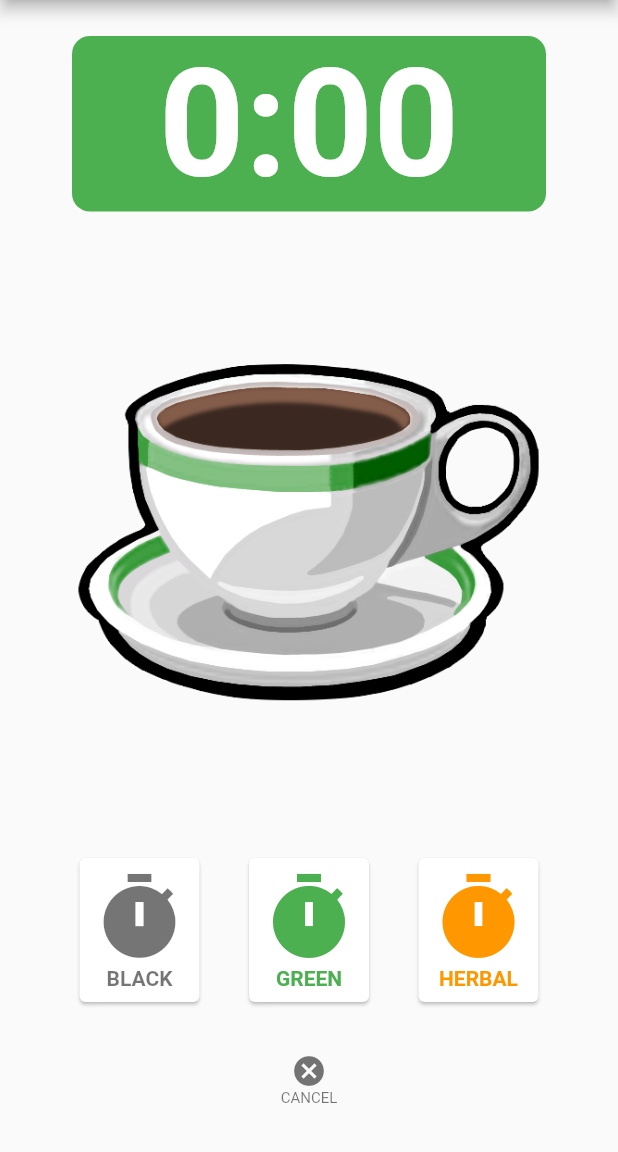
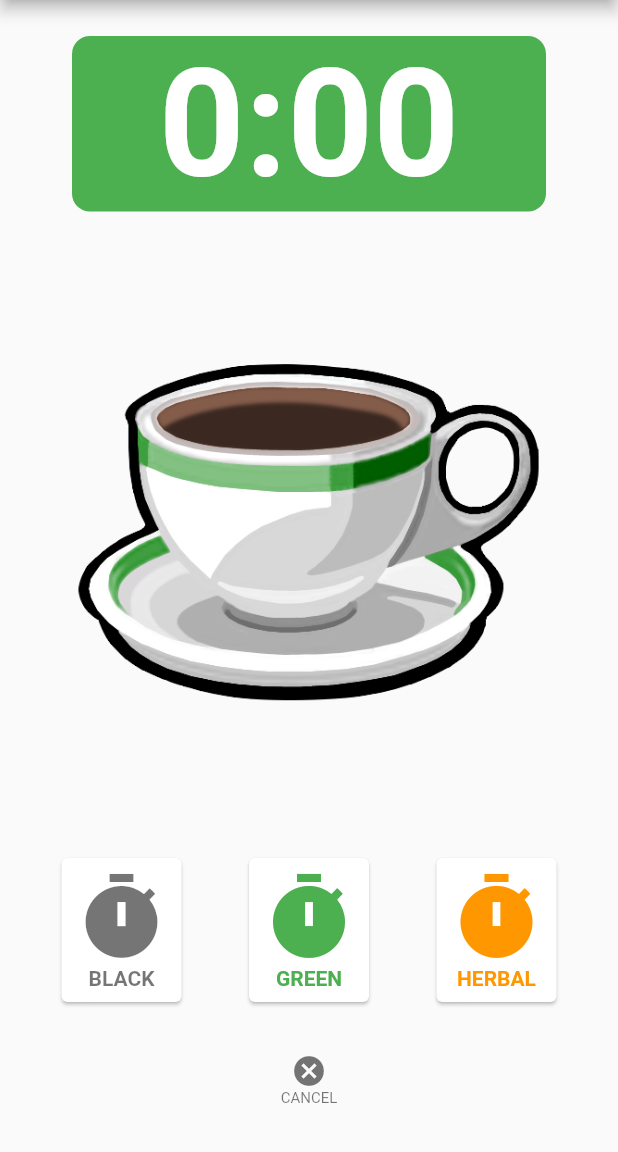
Before and after one commit to ncosgray/cuppa_mobile, a Flutter app: the screen it shows after launch, on a phone screen of 412 x 824 dp, the part 84-1236 px from its top. Run offline on Flutter 3.47's test engine with Material 2 defaults, Android fonts, the phone set to English and light mode, and no system bars; our stand-ins replace shared_preferences; missing offline and left inert: quick_actions.

Commit message:
better handling of long tea names

```diff
--- a/lib/timer.dart
+++ b/lib/timer.dart
@@ -297,7 +297,8 @@ class _TimerWidgetState extends State<TimerWidget> {
               ),
               new SizedBox(
                 child: new Container(
-                  margin: const EdgeInsets.all(24.0),
+                  padding: const EdgeInsets.fromLTRB(0.0, 24.0, 0.0, 24.0),
+                  alignment: Alignment.center,
                   child: new Row(
                     mainAxisAlignment: MainAxisAlignment.spaceEvenly,
                     children: [
```
